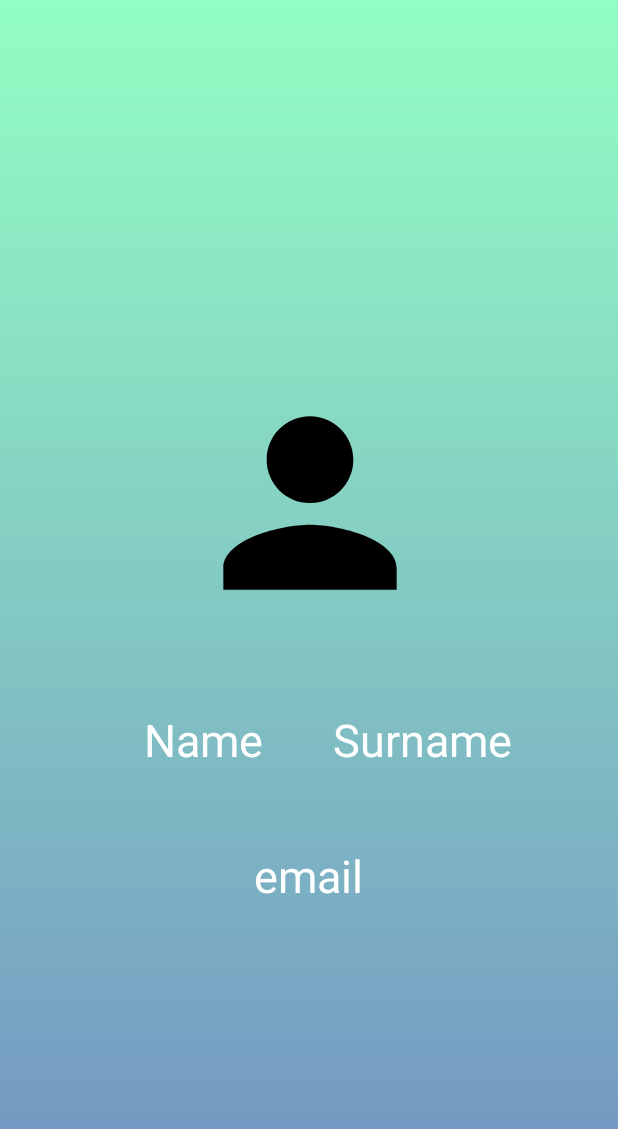
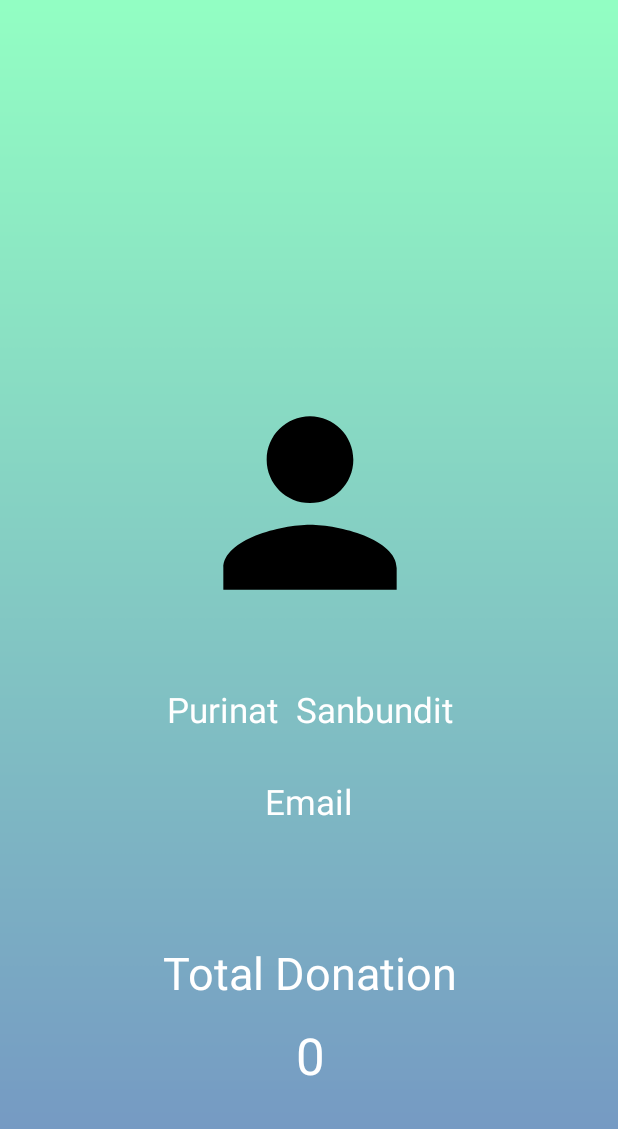
Before and after one commit to PurinatG-01/Wisdom, an Android app: the layout activity_profile.xml on its own in the app's theme, with its tools: preview values and no code run, on a phone screen of 412 x 824 dp. Shown: the top 1129 px of the screen. Run offline under Robolectric (Android 15) with nearby library versions, the phone set to English and light mode, and no system bars; Roboto replaces fonts that are not available here.

Commit message:
[New] Profile Activity git add .

```diff
--- a/app/build.gradle
+++ b/app/build.gradle
@@ -41,6 +41,7 @@ dependencies {
     implementation 'com.android.support:design:28.0.0'
     implementation 'androidx.navigation:navigation-fragment-ktx:2.2.2'
     implementation 'androidx.navigation:navigation-ui-ktx:2.2.2'
+    implementation 'androidx.mediarouter:mediarouter:1.1.0'
 
 
 }
--- a/app/src/main/AndroidManifest.xml
+++ b/app/src/main/AndroidManifest.xml
@@ -9,11 +9,13 @@
         android:roundIcon="@mipmap/ic_launcher_round"
         android:supportsRtl="true"
         android:theme="@style/AppTheme">
-        <activity android:name=".DonateActivity"></activity>
+        <activity android:name=".HistoryActivity"></activity>
+        <activity android:name=".DonateActivity" />
         <activity android:name=".EventActivity" />
         <activity android:name=".MainActivity" />
         <activity android:name=".CategoryActivity" />
         <activity android:name=".SignupActivity" />
+        <activity android:name=".ProfileActivity" />
         <activity android:name=".LoginActivity">
             <intent-filter>
                 <action android:name="android.intent.action.MAIN" />
--- a/app/src/main/res/layout/activity_profile.xml
+++ b/app/src/main/res/layout/activity_profile.xml
@@ -37,43 +37,58 @@
             app:layout_constraintStart_toStartOf="parent">
 
             <TextView
-                android:id="@+id/surnameView"
-                android:layout_width="wrap_content"
-                android:layout_height="wrap_content"
-                android:layout_marginEnd="72dp"
-                android:text="@string/surname"
+                android:id="@+id/emailView"
+                android:layout_width="263dp"
+                android:layout_height="41dp"
+                android:layout_marginBottom="68dp"
+                android:text="@string/email"
+                android:textAlignment="center"
                 android:textColor="@color/white"
-                android:textSize="30sp"
-                app:layout_constraintBottom_toTopOf="@+id/emailView"
-                app:layout_constraintEnd_toEndOf="parent"
-                app:layout_constraintTop_toTopOf="parent" />
-
-            <TextView
-                android:id="@+id/emailView"
-                android:layout_width="wrap_content"
-                android:layout_height="wrap_content"
-                android:layout_marginBottom="136dp"
-                android:text="email"
-                android:textColor="@color/white"
-                android:textSize="30sp"
-                app:layout_constraintBottom_toBottomOf="parent"
+                android:textSize="23sp"
+                app:layout_constraintBottom_toTopOf="@+id/textView2"
                 app:layout_constraintEnd_toEndOf="parent"
                 app:layout_constraintHorizontal_bias="0.498"
                 app:layout_constraintStart_toStartOf="parent" />
 
             <TextView
                 android:id="@+id/nameView"
-                android:layout_width="82dp"
-                android:layout_height="40dp"
-                android:layout_marginStart="84dp"
-                android:text="@string/name"
+                android:layout_width="273dp"
+                android:layout_height="38dp"
+                android:text="Purinat  Sanbundit"
+                android:textAlignment="center"
                 android:textColor="@color/white"
+                android:textSize="23sp"
+                app:layout_constraintBottom_toTopOf="@+id/emailView"
+                app:layout_constraintEnd_toEndOf="parent"
+                app:layout_constraintStart_toStartOf="parent"
+                app:layout_constraintTop_toTopOf="parent"
+                app:layout_constraintVertical_bias="0.597" />
+
+            <TextView
+                android:id="@+id/textView2"
+                android:layout_width="wrap_content"
+                android:layout_height="wrap_content"
+                android:layout_marginBottom="12dp"
+                android:text="@string/totalDonation"
+                android:textAlignment="center"
+                android:textColor="@color/Transparent"
                 android:textSize="30sp"
-                app:layout_constraintBottom_toTopOf="@+id/emailView"
-                app:layout_constraintEnd_toStartOf="@+id/surnameView"
-                app:layout_constraintHorizontal_bias="0.214"
-                app:layout_constraintStart_toStartOf="parent"
-                app:layout_constraintTop_toTopOf="parent" />
+                app:layout_constraintBottom_toTopOf="@+id/userTotalDonationView"
+                app:layout_constraintEnd_toEndOf="parent"
+                app:layout_constraintHorizontal_bias="0.497"
+                app:layout_constraintStart_toStartOf="parent" />
+
+            <TextView
+                android:id="@+id/userTotalDonationView"
+                android:layout_width="252dp"
+                android:layout_height="59dp"
+                android:text="0"
+                android:textAlignment="center"
+                android:textColor="@color/Transparent"
+                android:textSize="34sp"
+                app:layout_constraintBottom_toBottomOf="parent"
+                app:layout_constraintEnd_toEndOf="parent"
+                app:layout_constraintStart_toStartOf="parent" />
 
         </androidx.constraintlayout.widget.ConstraintLayout>
 
--- a/app/src/main/res/values/strings.xml
+++ b/app/src/main/res/values/strings.xml
@@ -39,4 +39,7 @@
     <string name="name">Name</string>
     <string name="surname">Surname</string>
     <string name="complete">Completed</string>
+    <string name="profile">Profile</string>
+    <string name="totalDonation">Total Donation</string>
+
 </resources>
```
Also changed, not shown: app/src/main/java/com/example/wisdom/HistoryActivity.kt (added, +12 -0 lines), app/src/main/java/com/example/wisdom/MainActivity.kt (+12 -6 lines), app/src/main/java/com/example/wisdom/ProfileActivity.kt (added, +46 -0 lines), app/src/main/res/layout/activity_history.xml (added, +22 -0 lines), app/src/main/res/menu/main_menu.xml (+10 -7 lines), 1 other file. Lines whose indentation alone changed are shown as unchanged.
